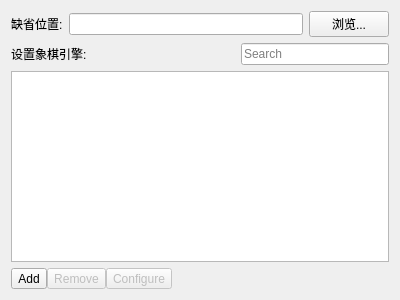
Before: the Qt Designer form projects/gui/ui/enginemanagementwidget.ui in leedavid/QTggchess, drawn with Qt 5.
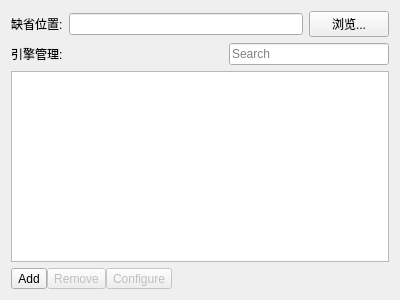
After: the same form once the commit is applied. Icons and pictures are not drawn.

Diff of the .ui file:
```diff
--- a/projects/gui/ui/enginemanagementwidget.ui
+++ b/projects/gui/ui/enginemanagementwidget.ui
@@ -40,7 +40,7 @@
      <item>
       <widget class="QLabel" name="label">
        <property name="text">
-        <string>设置象棋引擎:</string>
+        <string>引擎管理:</string>
        </property>
       </widget>
      </item>
```
